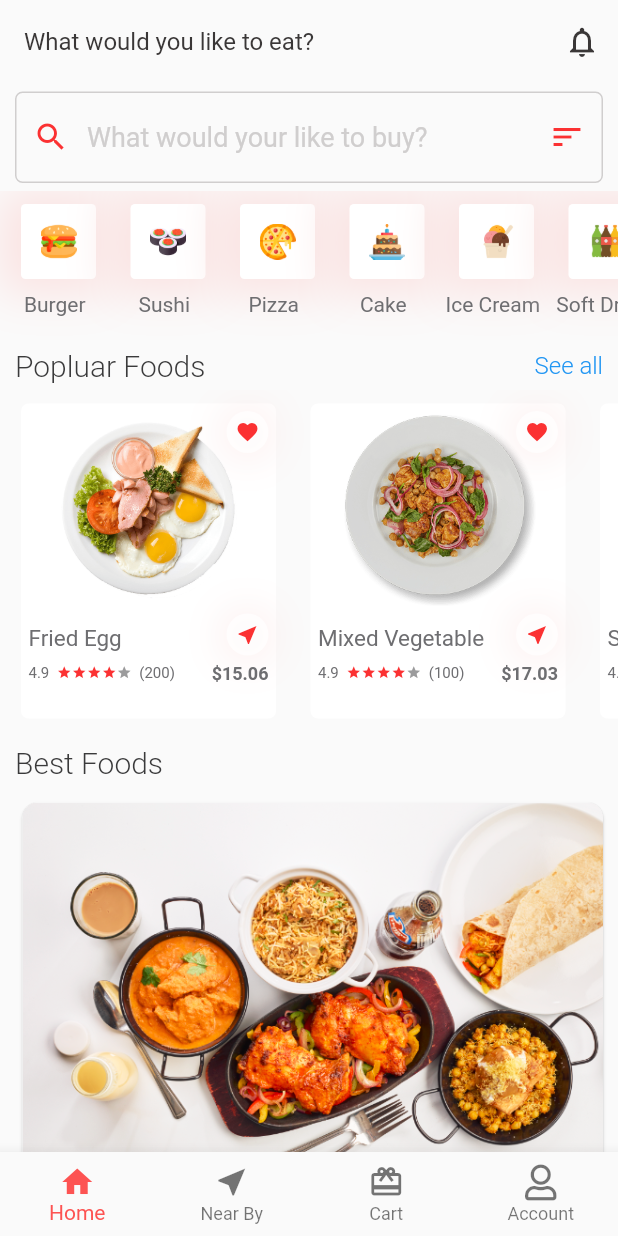
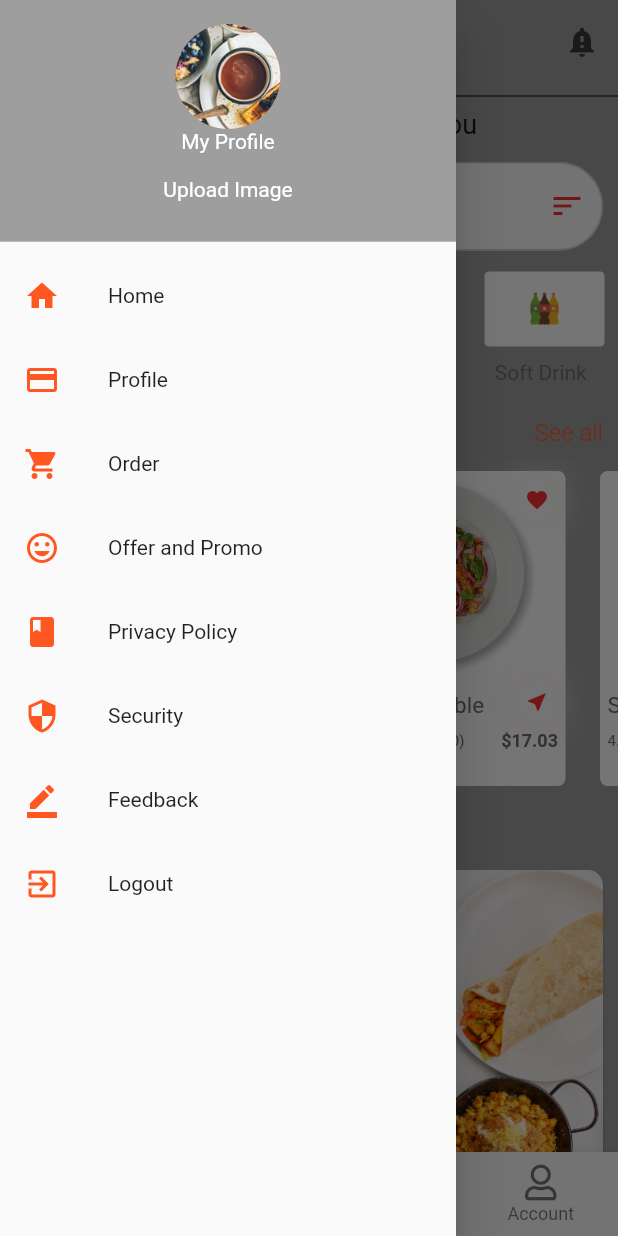
Before and after one commit to kest-cloud/foodapp, a Flutter app: the screen it shows after launch, with the side drawer open (before the commit the screen has no drawer), on a phone screen of 412 x 824 dp. Run offline on Flutter 3.47's test engine with Material 2 defaults, Android fonts, the phone set to English and light mode, and no system bars; our stand-ins replace carousel_pro, font_awesome_flutter.

Commit message:
another commit

```diff
--- a/lib/main.dart
+++ b/lib/main.dart
@@ -8,7 +8,11 @@ import 'package:flutter_app/pages/splash.dart';
 
 void main() => runApp(MaterialApp(
       debugShowCheckedModeBanner: false,
-      theme: ThemeData(fontFamily: 'Roboto', hintColor: Color(0xFFd0cece)),
+      theme: ThemeData(
+        fontFamily: 'Roboto',
+        hintColor: Color(0xFFd0cece),
+        //scaffoldBackgroundColor: Colors.orange[500],
+      ),
       home: HomePage(),
       //home: Splash(),
     ));
--- a/lib/pages/HomePage.dart
+++ b/lib/pages/HomePage.dart
@@ -1,5 +1,7 @@
 import 'package:flutter/material.dart';
 import 'package:flutter_app/animation/ScaleRoute.dart';
+import 'package:flutter_app/pages/FoodOrderPage.dart';
+import 'package:flutter_app/pages/Profile.dart';
 import 'package:flutter_app/pages/SignInPage.dart';
 import 'package:flutter_app/widgets/BestFoodWidget.dart';
 import 'package:flutter_app/widgets/BottomNavBarWidget.dart';
@@ -11,33 +13,41 @@ class HomePage extends StatefulWidget {
   @override
   _HomePageState createState() => _HomePageState();
 }
+
 class _HomePageState extends State<HomePage> {
   @override
   Widget build(BuildContext context) {
     return Scaffold(
+      backgroundColor: Colors.grey,
+      drawer: SideDrawer(),
       appBar: AppBar(
-        backgroundColor: Color(0xFFFAFAFA),
+        iconTheme: IconThemeData(color: Colors.black),
+        backgroundColor: Colors.grey,
         elevation: 0,
-        title: Text(
-          "What would you like to eat?",
-          style: TextStyle(
-              color: Color(0xFF3a3737),
-              fontSize: 16,
-              fontWeight: FontWeight.w500),
-        ),
+        title: Text("FoodApp", style: TextStyle(color: Colors.black)),
         brightness: Brightness.light,
         actions: <Widget>[
           IconButton(
               icon: Icon(
-                Icons.notifications_none,
+                Icons.notification_important,
                 color: Color(0xFF3a3737),
               ),
-              onPressed: () {Navigator.push(context, ScaleRoute(page: SignInPage()));})
+              onPressed: () {
+                Navigator.push(context, ScaleRoute(page: SignInPage()));
+              })
         ],
       ),
       body: SingleChildScrollView(
         child: Column(
           children: <Widget>[
+            Divider(
+              color: Colors.black,
+            ),
+            Text(
+              "Delicious, Best Food for You",
+              style: TextStyle(fontSize: 18.0),
+            ),
+            SizedBox(height: 10),
             SearchWidget(),
             TopMenus(),
             PopularFoodsWidget(),
@@ -49,3 +59,117 @@ class _HomePageState extends State<HomePage> {
     );
   }
 }
+
+class SideDrawer extends StatelessWidget {
+  @override
+  Widget build(BuildContext context) {
+    return Drawer(
+      child: Column(
+        children: <Widget>[
+          DrawerHeader(
+            child: Center(
+              child: Column(
+                children: [
+                  Container(
+                    width: 500,
+                    height: 70,
+                    child: CircleAvatar(
+                      //radius: 50,
+                      backgroundColor: Colors.deepOrange,
+                      backgroundImage: AssetImage(
+                          "assets/images/bestfood/ic_best_food_1.jpeg"),
+                    ),
+                  ),
+                  Text(
+                    'My Profile',
+                    textAlign: TextAlign.center,
+                    style: TextStyle(color: Colors.white, fontSize: 14),
+                  ),
+                  TextButton(
+                      onPressed: () {},
+                      child: Text(
+                        "Upload Image",
+                        style: TextStyle(color: Colors.white),
+                      )),
+                ],
+              ),
+            ),
+            decoration: BoxDecoration(
+              color: Colors.grey,
+            ),
+          ),
+          ListTile(
+            leading: Icon(
+              Icons.home,
+              color: Colors.deepOrange,
+            ),
+            title: Text('Home'),
+            onTap: () => {},
+          ),
+          ListTile(
+            leading: Icon(
+              Icons.credit_card,
+              color: Colors.deepOrange,
+            ),
+            title: Text('Profile'),
+            onTap: () => {
+              Navigator.push(
+                  context, MaterialPageRoute(builder: (context) => Profile())),
+            },
+          ),
+          ListTile(
+            leading: Icon(
+              Icons.shopping_cart,
+              color: Colors.deepOrange,
+            ),
+            title: Text('Order'),
+            onTap: () => {
+              Navigator.push(context,
+                  MaterialPageRoute(builder: (context) => FoodOrderPage())),
+            },
+          ),
+          ListTile(
+            leading: Icon(
+              Icons.tag_faces_outlined,
+              color: Colors.deepOrange,
+            ),
+            title: Text('Offer and Promo'),
+            onTap: () => {Navigator.of(context).pop()},
+          ),
+          ListTile(
+            leading: Icon(
+              Icons.book,
+              color: Colors.deepOrange,
+            ),
+            title: Text('Privacy Policy'),
+            onTap: () => {Navigator.of(context).pop()},
+          ),
+          ListTile(
+            leading: Icon(
+              Icons.security,
+              color: Colors.deepOrange,
+            ),
+            title: Text('Security'),
+            onTap: () => {Navigator.of(context).pop()},
+          ),
+          ListTile(
+            leading: Icon(
+              Icons.border_color,
+              color: Colors.deepOrange,
+            ),
+            title: Text('Feedback'),
+            onTap: () => {Navigator.of(context).pop()},
+          ),
+          ListTile(
+            leading: Icon(
+              Icons.exit_to_app,
+              color: Colors.deepOrange,
+            ),
+            title: Text('Logout'),
+            onTap: () => {Navigator.of(context).pop()},
+          ),
+        ],
+      ),
+    );
+  }
+}
--- a/lib/widgets/PopularFoodsWidget.dart
+++ b/lib/widgets/PopularFoodsWidget.dart
@@ -247,10 +247,22 @@ class PopularFoodTitle extends StatelessWidget {
                 color: Color(0xFF3a3a3b),
                 fontWeight: FontWeight.w300),
           ),
-          Text(
-            "See all",
-            style: TextStyle(
-                fontSize: 16, color: Colors.blue, fontWeight: FontWeight.w100),
+          GestureDetector(
+            onTap: () {
+              Navigator.push(context, ScaleRoute(page: FoodDetailsPage()));
+            },
+            child: GestureDetector(
+              onTap: () {
+                Navigator.push(context, ScaleRoute(page: FoodDetailsPage()));
+              },
+              child: Text(
+                "See all",
+                style: TextStyle(
+                    fontSize: 16,
+                    color: Colors.deepOrange,
+                    fontWeight: FontWeight.w100),
+              ),
+            ),
           )
         ],
       ),
--- a/lib/widgets/SearchWidget.dart
+++ b/lib/widgets/SearchWidget.dart
@@ -4,12 +4,11 @@ class SearchWidget extends StatelessWidget {
   @override
   Widget build(BuildContext context) {
     return Padding(
-      padding: EdgeInsets.only(left: 10,top: 5,right: 10,bottom: 5),
+      padding: EdgeInsets.only(left: 10, top: 5, right: 10, bottom: 5),
       child: TextField(
-
         decoration: InputDecoration(
           border: OutlineInputBorder(
-            borderRadius: BorderRadius.all(Radius.circular(5.0)),
+            borderRadius: BorderRadius.all(Radius.circular(50.0)),
             borderSide: BorderSide(
               width: 0,
               color: Color(0xFFfb3132),
@@ -22,8 +21,11 @@ class SearchWidget extends StatelessWidget {
             color: Color(0xFFfb3132),
           ),
           fillColor: Color(0xFFFAFAFA),
-          suffixIcon: Icon(Icons.sort,color: Color(0xFFfb3132),),
-          hintStyle: new TextStyle(color: Color(0xFFd0cece), fontSize: 18),
+          suffixIcon: Icon(
+            Icons.sort,
+            color: Color(0xFFfb3132),
+          ),
+          hintStyle: new TextStyle(color: Color(0xFFd0cece), fontSize: 15),
           hintText: "What would your like to buy?",
         ),
       ),
--- a/lib/widgets/TopMenus.dart
+++ b/lib/widgets/TopMenus.dart
@@ -13,14 +13,15 @@ class _TopMenusState extends State<TopMenus> {
       child: ListView(
         scrollDirection: Axis.horizontal,
         children: <Widget>[
-          TopMenuTiles(name: "Burger", imageUrl: "ic_burger", slug: ""),
-          TopMenuTiles(name: "Sushi", imageUrl: "ic_sushi", slug: ""),
+          TopMenuTiles(name: "Ice Cream", imageUrl: "ic_ice_cream", slug: ""),
+          TopMenuTiles(name: "Cake", imageUrl: "ic_cake", slug: ""),
           TopMenuTiles(name: "Pizza", imageUrl: "ic_pizza", slug: ""),
-          TopMenuTiles(name: "Cake", imageUrl: "ic_cake", slug: ""),
-          TopMenuTiles(name: "Ice Cream", imageUrl: "ic_ice_cream", slug: ""),
           TopMenuTiles(name: "Soft Drink", imageUrl: "ic_soft_drink", slug: ""),
           TopMenuTiles(name: "Burger", imageUrl: "ic_burger", slug: ""),
           TopMenuTiles(name: "Sushi", imageUrl: "ic_sushi", slug: ""),
+          TopMenuTiles(name: "Ice Cream", imageUrl: "ic_ice_cream", slug: ""),
+          TopMenuTiles(name: "Cake", imageUrl: "ic_cake", slug: ""),
+          TopMenuTiles(name: "Pizza", imageUrl: "ic_pizza", slug: ""),
         ],
       ),
     );
@@ -42,18 +43,20 @@ class TopMenuTiles extends StatelessWidget {
   @override
   Widget build(BuildContext context) {
     return InkWell(
-      onTap: () {},
+      onTap: () {
+        print('clicked');
+      },
       child: Column(
         children: <Widget>[
           Container(
             padding: EdgeInsets.only(left: 10, right: 5, top: 5, bottom: 5),
-            decoration: new BoxDecoration(boxShadow: [
-              new BoxShadow(
-                color: Color(0xFFfae3e2),
-                blurRadius: 25.0,
-                offset: Offset(0.0, 0.75),
-              ),
-            ]),
+            // decoration: new BoxDecoration(boxShadow: [
+            //   new BoxShadow(
+            //     color: Color(0xFFfae3e2),
+            //     blurRadius: 25.0,
+            //     offset: Offset(0.0, 0.75),
+            //   ),
+            // ]),
             child: Card(
                 color: Colors.white,
                 elevation: 0,
@@ -63,7 +66,7 @@ class TopMenuTiles extends StatelessWidget {
                   ),
                 ),
                 child: Container(
-                  width: 50,
+                  width: 80,
                   height: 50,
                   child: Center(
                       child: Image.asset(
--- a/pubspec.yaml
+++ b/pubspec.yaml
@@ -19,6 +19,7 @@ environment:
 dependencies:
   flutter:
     sdk: flutter
+  foldable_sidebar: ^1.0.0
 
   # The following adds the Cupertino Icons font to your application.
   # Use with the CupertinoIcons class for iOS style icons.
```
Also changed, not shown: lib/pages/FoodOrderPage.dart (+8 -6 lines), lib/pages/Profile.dart (added, +203 -0 lines), lib/pages/Topmenudetails.dart (added), pubspec.lock.
